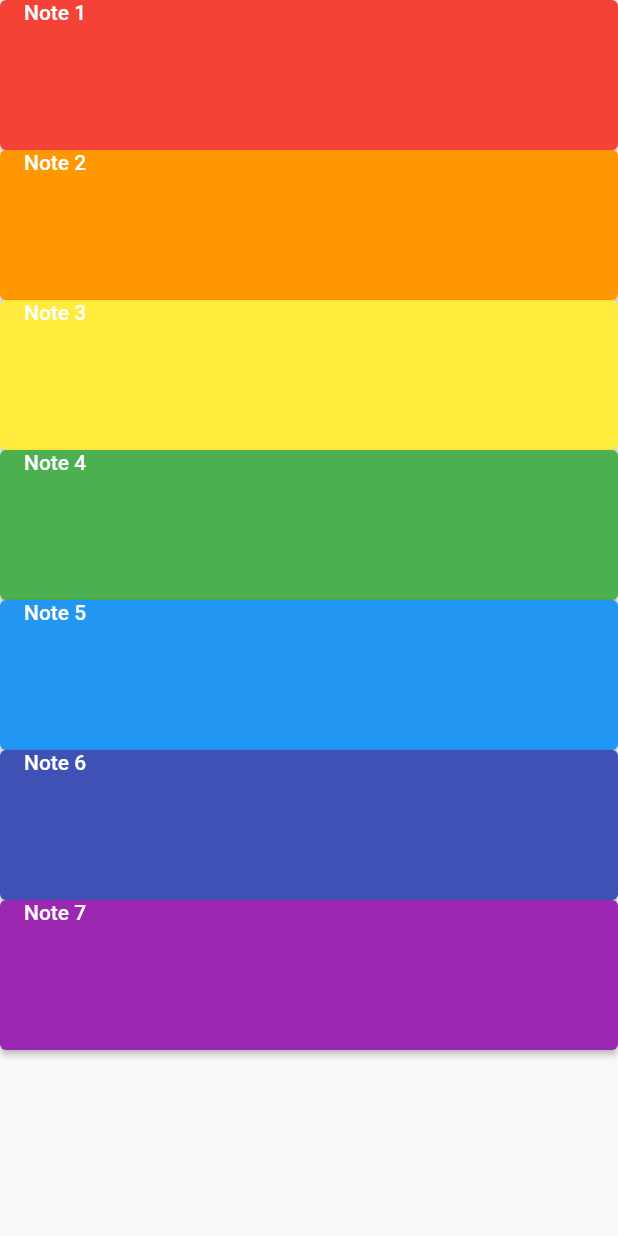
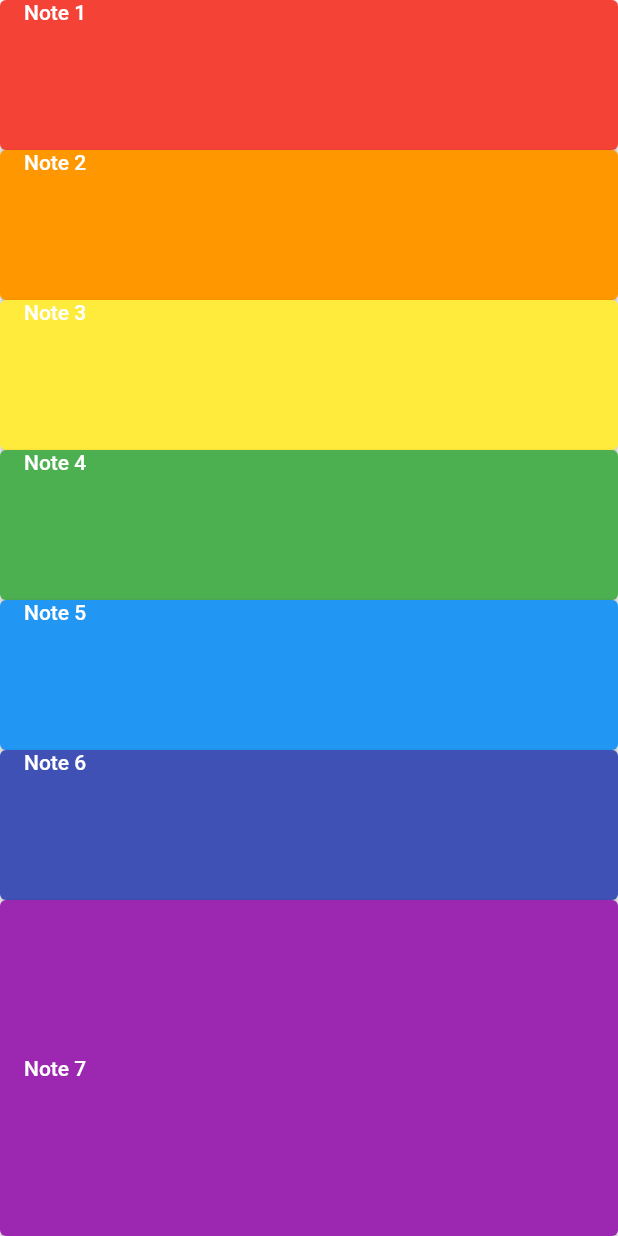
Before and after one commit to thomHayner/flutter_learn_xylophone_app, a Flutter app: the screen it shows after launch, on a phone screen of 412 x 824 dp. Run offline on Flutter 3.47's test engine with Material 2 defaults, Android fonts, the phone set to English and light mode, and no system bars; our stand-ins replace audioplayers.

Commit message:
try using expanded widget to make auto-height

```diff
--- a/lib/main.dart
+++ b/lib/main.dart
@@ -98,18 +98,21 @@ class XylophoneApp extends StatelessWidget {
                     playSound(6);
                   },
                 ),
-                ElevatedButton(
+                Expanded(
+                  flex: 1,
+                  child: ElevatedButton(
                     style: ButtonStyle(
                       backgroundColor: MaterialStateProperty.all<Color>(Colors.purple),
                     ),
                     child: SizedBox(
                       width: double.infinity,
-                    height: 100,
+                      // height: 100,
                       child: Text('Note 7'),
                     ),
                     onPressed: () {
                       playSound(7);
                     },
+                  ),
                 ),
               ],
             ),
```
Lines whose indentation alone changed are shown as unchanged.
